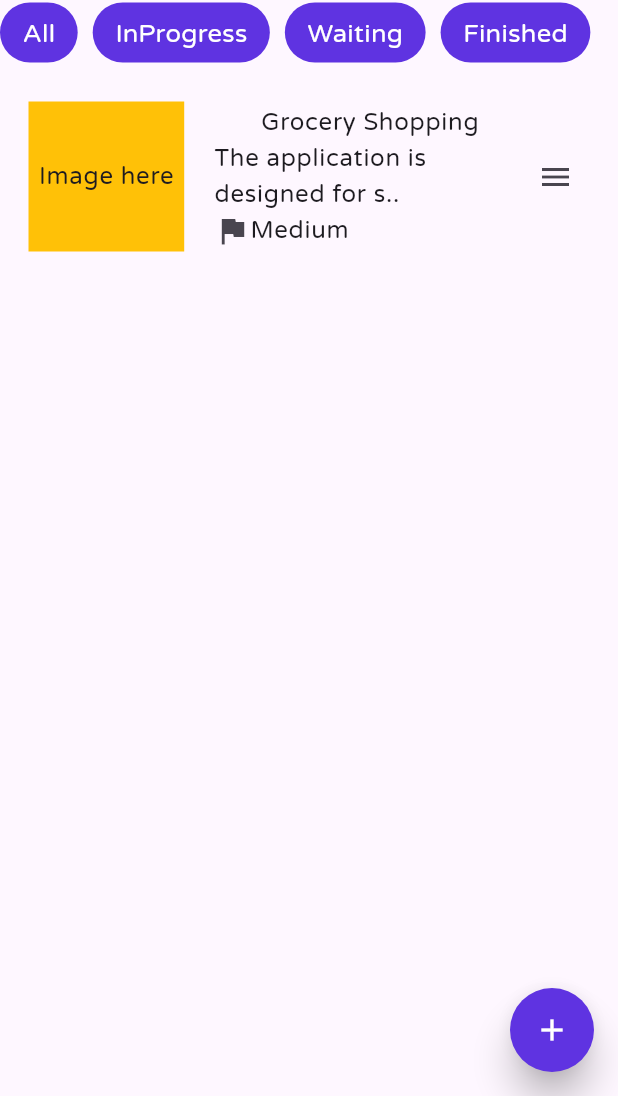
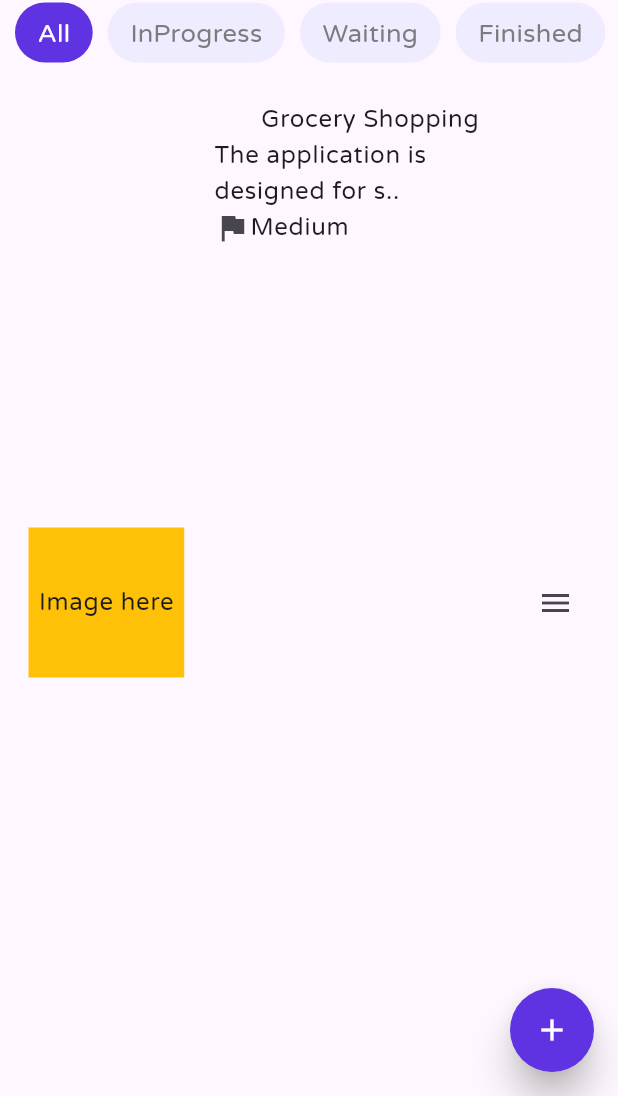
Before and after one commit to Bodeayman/Tasky, a Flutter app: the HomePage screen opened directly, after a tap on the "menu" icon, after a tap on the "arrow back" icon, on a phone screen of 412 x 824 dp, the part 140-1236 px from its top. Run offline on Flutter 3.47's test engine with Material 3 defaults, Android fonts, the phone set to English and light mode, and no system bars; our stand-ins replace flutter_svg, google_fonts, shared_preferences; accounts and stored records are empty.

Commit message:
Made the task details page more near to the original design , implemented the clicking on the tabs

```diff
--- a/lib/core/components/priority_choose.dart
+++ b/lib/core/components/priority_choose.dart
@@ -41,7 +41,11 @@ class PriorityChoose extends StatelessWidget {
                   ),
                 ],
               ),
-              Icon(Icons.arrow_downward, color: mainColor),
+              SizedBox(
+                  width: 24,
+                  height: 24,
+                  child:
+                      Image.asset("assets/arrow_down.png", color: mainColor)),
             ],
           )),
     );
--- a/lib/core/utils/constants.dart
+++ b/lib/core/utils/constants.dart
@@ -1,3 +1,4 @@
 const double kborderSize = 10.0;
 const double inputFieldWidth = 331;
 const double averageHeight = 56;
+const double iconsSize = 24;
--- /dev/null
+++ b/lib/core/utils/pageControllerHandler.dart
@@ -0,0 +1,14 @@
+import 'package:flutter/material.dart';
+
+class PageControllerHandler {
+  final PageController pageController;
+
+  // Constructor to initialize the controller
+  PageControllerHandler(this.pageController);
+
+  // Method to go to a specific page
+  void goToPage(int index) {
+    pageController.animateToPage(index,
+        duration: const Duration(milliseconds: 300), curve: Curves.easeInOut);
+  }
+}
--- a/lib/core/utils/style/colors.dart
+++ b/lib/core/utils/style/colors.dart
@@ -5,3 +5,4 @@ Color mainColor = const Color(0xFF5F33E1);
 Color lightPurple = const Color.fromARGB(255, 188, 181, 208);
 Color priorityColor = const Color(0xffF0ECFF);
 Color inputFieldBorderColor = const Color(0xffBABABA);
+Color unselectedColor = const Color(0xffF0ECFF);
--- /dev/null
+++ b/lib/features/Presentation/HomePage/AlltasksPage.dart
@@ -0,0 +1,61 @@
+import 'package:flutter/material.dart';
+import 'package:tasky/features/Presentation/TaskDetails/TaskDetails.dart';
+
+class Alltaskspage extends StatelessWidget {
+  const Alltaskspage({super.key});
+
+  @override
+  Widget build(BuildContext context) {
+    return Padding(
+      padding: const EdgeInsets.all(3.0),
+      child: ListTile(
+        title: Row(
+          children: [
+            Expanded(
+              flex: 3,
+              child: Container(
+                height: 100,
+                decoration: const BoxDecoration(color: Colors.amber),
+                child: const Center(
+                  child: Text("Image here"),
+                ),
+              ),
+            ),
+            Container(width: 20),
+            const Expanded(
+              flex: 6,
+              child: Column(
+                crossAxisAlignment: CrossAxisAlignment.center,
+                children: [
+                  Text(
+                    "Grocery Shopping",
+                  ),
+                  Text("The application is designed for s.."),
+                  Row(
+                    children: [
+                      Icon(Icons.flag),
+                      Text("Medium"),
+                    ],
+                  )
+                ],
+              ),
+            ),
+            Expanded(
+              flex: 1,
+              child: IconButton(
+                icon: const Icon(Icons.menu),
+                onPressed: () {
+                  Navigator.of(context).pushReplacement(
+                    MaterialPageRoute(
+                      builder: (context) => const TaskDetails(),
+                    ),
+                  );
+                },
+              ),
+            ),
+          ],
+        ),
+      ),
+    );
+  }
+}
--- /dev/null
+++ b/lib/features/Presentation/HomePage/Widgets/allTabs.dart
@@ -0,0 +1,62 @@
+import 'package:flutter/material.dart';
+import 'package:tasky/core/utils/pageControllerHandler.dart';
+import 'package:tasky/core/utils/style/colors.dart';
+import 'package:tasky/features/Presentation/HomePage/homePage.dart';
+
+class AllTabsWidget extends StatefulWidget {
+  const AllTabsWidget({super.key});
+
+  @override
+  State<AllTabsWidget> createState() => _AllTabsWidgetState();
+}
+
+class _AllTabsWidgetState extends State<AllTabsWidget> {
+  final List<String> tabs = const ["All", "InProgress", "Waiting", "Finished"];
+
+  int selectedIndex = 0;
+
+  @override
+  Widget build(BuildContext context) {
+    return ListView.builder(
+      scrollDirection: Axis.horizontal,
+      itemCount: tabs.length,
+      itemBuilder: (context, index) {
+        return Row(
+          children: [
+            const SizedBox(
+              width: 10,
+            ),
+            InkWell(
+              hoverColor: Colors.transparent,
+              focusColor: Colors.transparent,
+              onTap: () {
+                setState(() {
+                  selectedIndex = index;
+                });
+              },
+              child: Container(
+                decoration: BoxDecoration(
+                  color: selectedIndex == index ? mainColor : unselectedColor,
+                  borderRadius: BorderRadius.circular(20),
+                ),
+                child: Padding(
+                  padding:
+                      const EdgeInsets.symmetric(vertical: 8, horizontal: 15),
+                  child: Text(
+                    tabs[index],
+                    style: TextStyle(
+                      color: selectedIndex == index
+                          ? Colors.white
+                          : const Color(0xff7C7C80),
+                      fontSize: 17,
+                    ),
+                  ),
+                ),
+              ),
+            ),
+          ],
+        );
+      },
+    );
+  }
+}
--- /dev/null
+++ b/lib/features/Presentation/HomePage/finishedTasksPage.dart
@@ -0,0 +1,12 @@
+import 'package:flutter/material.dart';
+
+class Finishedtaskspage extends StatelessWidget {
+  const Finishedtaskspage({super.key});
+
+  @override
+  Widget build(BuildContext context) {
+    return const Center(
+      child: Text("This is the finished tasks page"),
+    );
+  }
+}
--- a/lib/features/Presentation/HomePage/homePage.dart
+++ b/lib/features/Presentation/HomePage/homePage.dart
@@ -1,9 +1,13 @@
 import 'package:flutter/material.dart';
+import 'package:tasky/core/utils/pageControllerHandler.dart';
 import 'package:tasky/features/Presentation/AddTaskPage/AddTaskPage.dart';
-import 'package:tasky/features/Presentation/TaskDetails/TaskDetails.dart';
+import 'package:tasky/features/Presentation/HomePage/AlltasksPage.dart';
+import 'package:tasky/features/Presentation/HomePage/Widgets/allTabs.dart';
+import 'package:tasky/features/Presentation/HomePage/finishedTasksPage.dart';
+import 'package:tasky/features/Presentation/HomePage/inProgressTasksPage.dart';
+import 'package:tasky/features/Presentation/HomePage/waitingTasksPage.dart';
 import 'package:tasky/features/Presentation/PhoneLogin/phoneLogin.dart';
 import 'package:tasky/features/Presentation/ProfilePage/profilePage.dart';
-import 'package:tasky/core/utils/style/colors.dart';
 
 class HomePage extends StatefulWidget {
   const HomePage({super.key});
@@ -13,6 +17,9 @@ class HomePage extends StatefulWidget {
 }
 
 class _HomePageState extends State<HomePage> {
+  PageController pageController = PageController();
+  PageControllerHandler? pageControllerHandler;
+
   @override
   Widget build(BuildContext context) {
     return Scaffold(
@@ -84,144 +91,24 @@ class _HomePageState extends State<HomePage> {
             Container(
               height: 10,
             ),
-            SizedBox(
+            const SizedBox(
               height: 40,
-              child: ListView(
-                scrollDirection: Axis.horizontal,
-                children: [
-                  Container(
-                    decoration: BoxDecoration(
-                      color: mainColor,
-                      borderRadius: BorderRadius.circular(20),
-                    ),
-                    child: const Padding(
-                      padding:
-                          EdgeInsets.symmetric(vertical: 8, horizontal: 15),
-                      child: Text(
-                        "All",
-                        style: TextStyle(
-                          color: Colors.white,
-                          fontSize: 17,
-                        ),
-                      ),
-                    ),
-                  ),
-                  const SizedBox(
-                    width: 10,
-                  ),
-                  Container(
-                    decoration: BoxDecoration(
-                      color: mainColor,
-                      borderRadius: BorderRadius.circular(20),
-                    ),
-                    child: const Padding(
-                      padding:
-                          EdgeInsets.symmetric(vertical: 8, horizontal: 15),
-                      child: Text(
-                        "InProgress",
-                        style: TextStyle(
-                          color: Colors.white,
-                          fontSize: 17,
-                        ),
-                      ),
-                    ),
-                  ),
-                  const SizedBox(
-                    width: 10,
-                  ),
-                  Container(
-                    decoration: BoxDecoration(
-                      color: mainColor,
-                      borderRadius: BorderRadius.circular(20),
-                    ),
-                    child: const Padding(
-                      padding:
-                          EdgeInsets.symmetric(vertical: 8, horizontal: 15),
-                      child: Text(
-                        "Waiting",
-                        style: TextStyle(
-                          color: Colors.white,
-                          fontSize: 17,
-                        ),
-                      ),
-                    ),
-                  ),
-                  const SizedBox(
-                    width: 10,
-                  ),
-                  Container(
-                    decoration: BoxDecoration(
-                      color: mainColor,
-                      borderRadius: BorderRadius.circular(20),
-                    ),
-                    child: const Padding(
-                      padding:
-                          EdgeInsets.symmetric(vertical: 8, horizontal: 15),
-                      child: Text(
-                        "Finished",
-                        style: TextStyle(
-                          color: Colors.white,
-                          fontSize: 17,
-                        ),
-                      ),
-                    ),
-                  ),
-                ],
-              ),
+              child: AllTabsWidget(),
             ),
             Container(height: 15),
             //There should be for loop here if you want to loop over the elements
-            Padding(
-              padding: const EdgeInsets.all(3.0),
-              child: ListTile(
-                title: Row(
-                  children: [
-                    Expanded(
-                      flex: 3,
-                      child: Container(
-                        height: 100,
-                        decoration: const BoxDecoration(color: Colors.amber),
-                        child: const Center(
-                          child: Text("Image here"),
-                        ),
-                      ),
-                    ),
-                    Container(width: 20),
-                    const Expanded(
-                      flex: 6,
-                      child: Column(
-                        crossAxisAlignment: CrossAxisAlignment.center,
-                        children: [
-                          Text(
-                            "Grocery Shopping",
-                          ),
-                          Text("The application is designed for s.."),
-                          Row(
-                            children: [
-                              Icon(Icons.flag),
-                              Text("Medium"),
-                            ],
-                          )
-                        ],
-                      ),
-                    ),
-                    Expanded(
-                      flex: 1,
-                      child: IconButton(
-                        icon: const Icon(Icons.menu),
-                        onPressed: () {
-                          Navigator.of(context).pushReplacement(
-                            MaterialPageRoute(
-                              builder: (context) => const TaskDetails(),
-                            ),
-                          );
-                        },
-                      ),
-                    ),
-                  ],
-                ),
+            Expanded(
+              child: PageView(
+                physics: const NeverScrollableScrollPhysics(),
+                controller: pageController,
+                children: const [
+                  Alltaskspage(),
+                  Inprogresstaskspage(),
+                  Waitingtaskspage(),
+                  Finishedtaskspage(),
+                ],
               ),
-            ),
+            )
           ],
         ),
       ),
--- /dev/null
+++ b/lib/features/Presentation/HomePage/inProgressTasksPage.dart
@@ -0,0 +1,10 @@
+import 'package:flutter/material.dart';
+
+class Inprogresstaskspage extends StatelessWidget {
+  const Inprogresstaskspage({super.key});
+
+  @override
+  Widget build(BuildContext context) {
+    return const Center(child: Text("This is the inprogress tasks page"));
+  }
+}
--- /dev/null
+++ b/lib/features/Presentation/HomePage/waitingTasksPage.dart
@@ -0,0 +1,12 @@
+import 'package:flutter/material.dart';
+
+class Waitingtaskspage extends StatelessWidget {
+  const Waitingtaskspage({super.key});
+
+  @override
+  Widget build(BuildContext context) {
+    return const Center(
+      child: Text("Waiting tasks Page"),
+    );
+  }
+}
--- a/lib/features/Presentation/TaskDetails/TaskDetails.dart
+++ b/lib/features/Presentation/TaskDetails/TaskDetails.dart
@@ -1,4 +1,5 @@
 import 'package:flutter/material.dart';
+import 'package:google_fonts/google_fonts.dart';
 import 'package:tasky/core/components/priority_choose.dart';
 import 'package:tasky/features/Presentation/HomePage/homePage.dart';
 import 'package:tasky/core/utils/style/colors.dart';
@@ -61,6 +62,7 @@ class _TaskDetailsState extends State<TaskDetails> {
             Container(height: 20),
             Expanded(
               child: Column(
+                crossAxisAlignment: CrossAxisAlignment.start,
                 children: [
                   const Text(
                     "Grocery Shopping App",
@@ -73,34 +75,41 @@ class _TaskDetailsState extends State<TaskDetails> {
                   Container(
                     height: 10,
                   ),
-                  Text(
-                    infoTask,
-                    style: const TextStyle(
-                      fontSize: 18,
-                    ),
-                  ),
+                  Text(infoTask,
+                      style: GoogleFonts.dmSans(
+                        color: const Color(0xff24252C),
+                        fontSize: 14,
+                        fontWeight: FontWeight.w400,
+                        height: 24 / 14,
+                      )),
                   Container(height: 10),
                   Container(
                     decoration: BoxDecoration(
                       color: priorityColor,
                       borderRadius: BorderRadius.circular(15),
                     ),
-                    child: const Padding(
-                      padding: EdgeInsets.all(15),
+                    child: Padding(
+                      padding: const EdgeInsets.all(15),
                       child: Row(
                         mainAxisAlignment: MainAxisAlignment.spaceBetween,
                         children: [
                           Column(
+                            crossAxisAlignment: CrossAxisAlignment.start,
                             mainAxisAlignment: MainAxisAlignment.center,
                             children: [
-                              Text("End date"),
+                              Text("End date",
+                                  style: GoogleFonts.dmSans(fontSize: 9)),
                               Text(
                                 "30 June,2022",
-                                style: TextStyle(fontWeight: FontWeight.bold),
+                                style: GoogleFonts.dmSans(fontSize: 14),
                               ),
                             ],
                           ),
-                          Icon(Icons.date_range),
+                          SizedBox(
+                              width: 24,
+                              height: 24,
+                              child: Image.asset("assets/calendarIcon.png",
+                                  color: mainColor)),
                         ],
                       ),
                     ),
@@ -123,7 +132,11 @@ class _TaskDetailsState extends State<TaskDetails> {
                               color: mainColor,
                             ),
                           ),
-                          Icon(Icons.arrow_downward, color: mainColor),
+                          SizedBox(
+                              width: 24,
+                              height: 24,
+                              child: Image.asset("assets/arrow_down.png",
+                                  color: mainColor)),
                         ],
                       ),
                     ),
--- a/pubspec.yaml
+++ b/pubspec.yaml
@@ -15,6 +15,8 @@ dependencies:
   http: any
   shared_preferences: any
   flutter_svg: any
+  google_fonts : any
+  crypto: any
 
 
 
@@ -30,8 +32,7 @@ dev_dependencies:
 flutter:
   uses-material-design: true
   assets:
-    - assets/ART.svg
-    - assets/splash.png
+    - assets/
   fonts:
     - family: Varela
       fonts:
```
Also changed, not shown: assets/arrow_down.png (added), assets/arrow_left.png (added), assets/calendarIcon.png (added), pubspec.lock.
